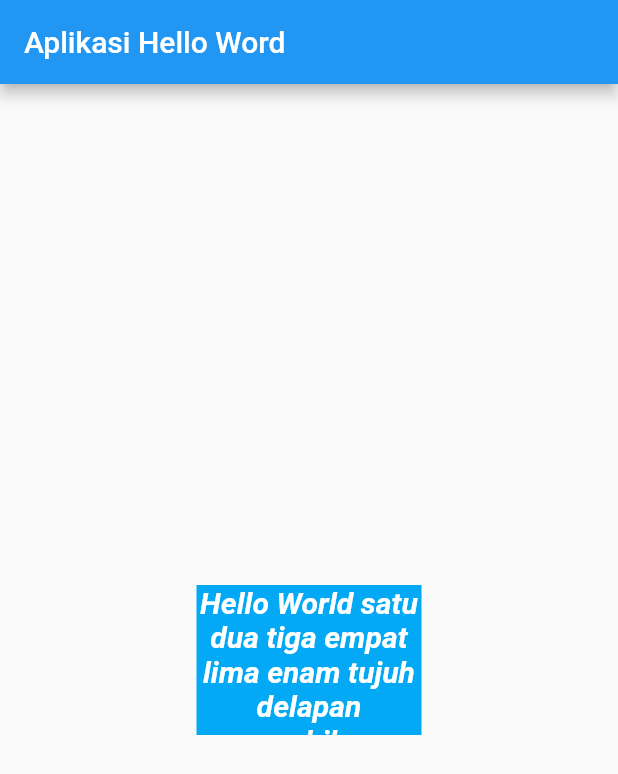
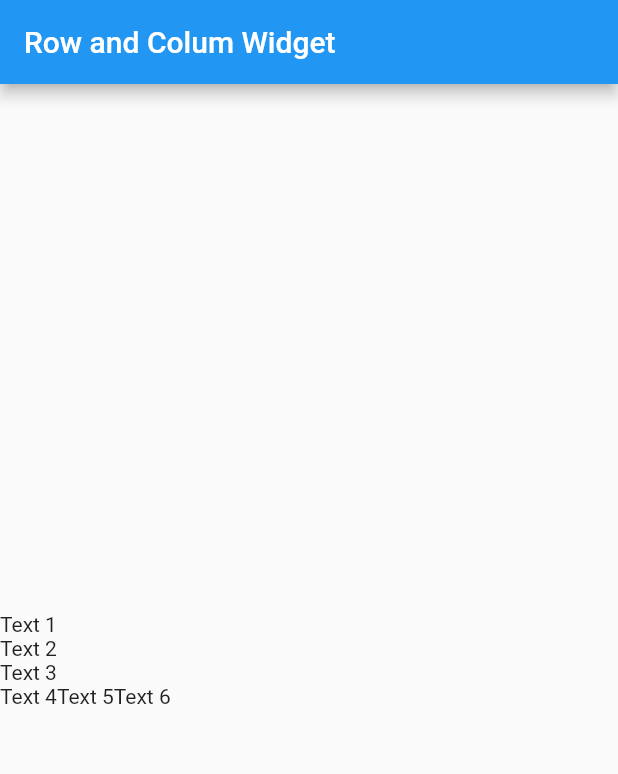
Before and after one commit to khamdannahari/aran_learn_flutter, a Flutter app: the screen it shows after launch, on a phone screen of 412 x 824 dp. Shown: the top 774 px of the screen. Run offline on Flutter 3.47's test engine with Material 2 defaults, Android fonts, the phone set to English and light mode, and no system bars.

Commit message:
row and column widget

```diff
--- a/lib/main.dart
+++ b/lib/main.dart
@@ -1,6 +1,5 @@
 import 'package:flutter/material.dart';
 import 'package:flutter/cupertino.dart';
-import 'package:flutter/material.dart';
 
 void main() => runApp(MyApp());
 
@@ -9,28 +8,34 @@ class MyApp extends StatelessWidget {
   Widget build(BuildContext context) {
     return MaterialApp(
       home: Scaffold(
-        appBar: AppBar(
-          title: Text("Aplikasi Hello Word"),
-        ),
-        body: Center(
-          child: Container(
-              color: Colors.lightBlue,
-              width: 150,
-              height: 100,
-              child: Text(
-                "Hello World satu dua tiga empat lima enam tujuh delapan sembilan sepuluh",
-                maxLines: 10,
-                overflow: TextOverflow.ellipsis,
-                softWrap: false,
-                textAlign: TextAlign.center,
-                style: TextStyle(
-                    color: Colors.white,
-                    fontStyle: FontStyle.italic,
-                    fontWeight: FontWeight.w700,
-                    fontSize: 20),
-              )),
-        ),
-      ),
+          appBar: AppBar(
+            title: Text("Row and Colum Widget"),
+          ),
+          body: Column(
+            mainAxisAlignment: MainAxisAlignment.center,
+            crossAxisAlignment: CrossAxisAlignment.start,
+            children: <Widget>[
+              Text("Text 1"),
+              Text("Text 2"),
+              Text("Text 3"),
+              Row(
+                children: <Widget>[
+                  Text("Text 4"),
+                  Text("Text 5"),
+                  Text("Text 6"),
+                ],
+              )
+            ],
+          )
+          /*body: Row(
+          mainAxisAlignment: MainAxisAlignment.center,
+          children: <Widget>[
+            Text("Text 1"),
+            Text("Text 2"),
+            Text("Text 3"),
+          ],
+        ),*/
+          ),
     );
   }
 }
```
